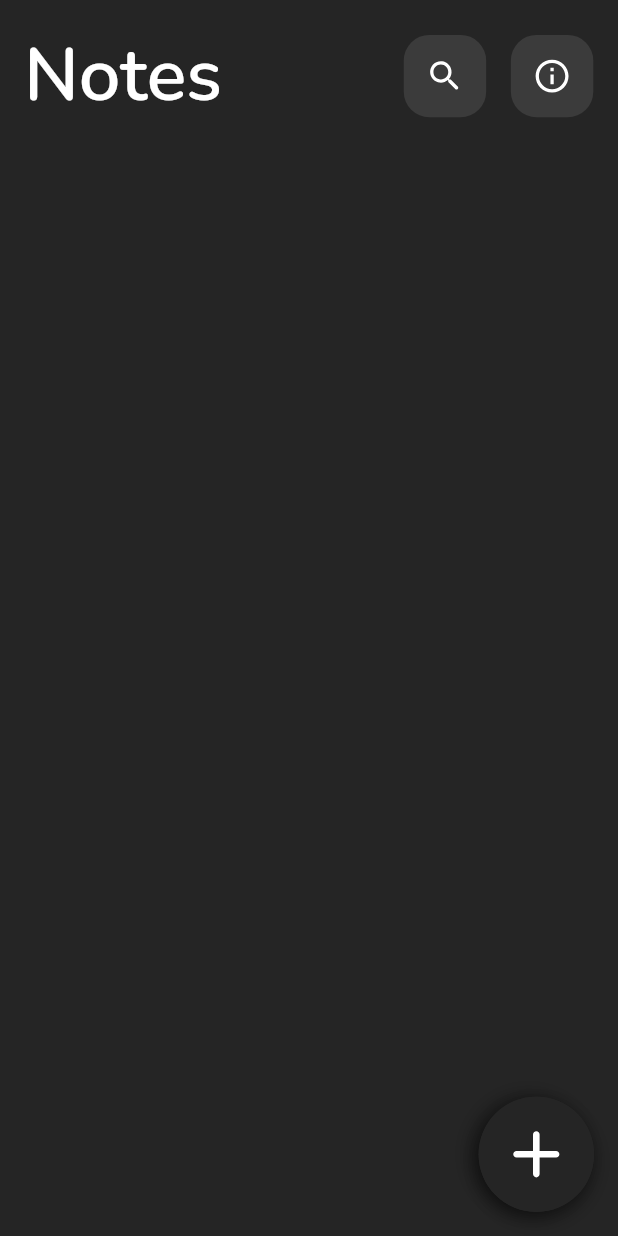
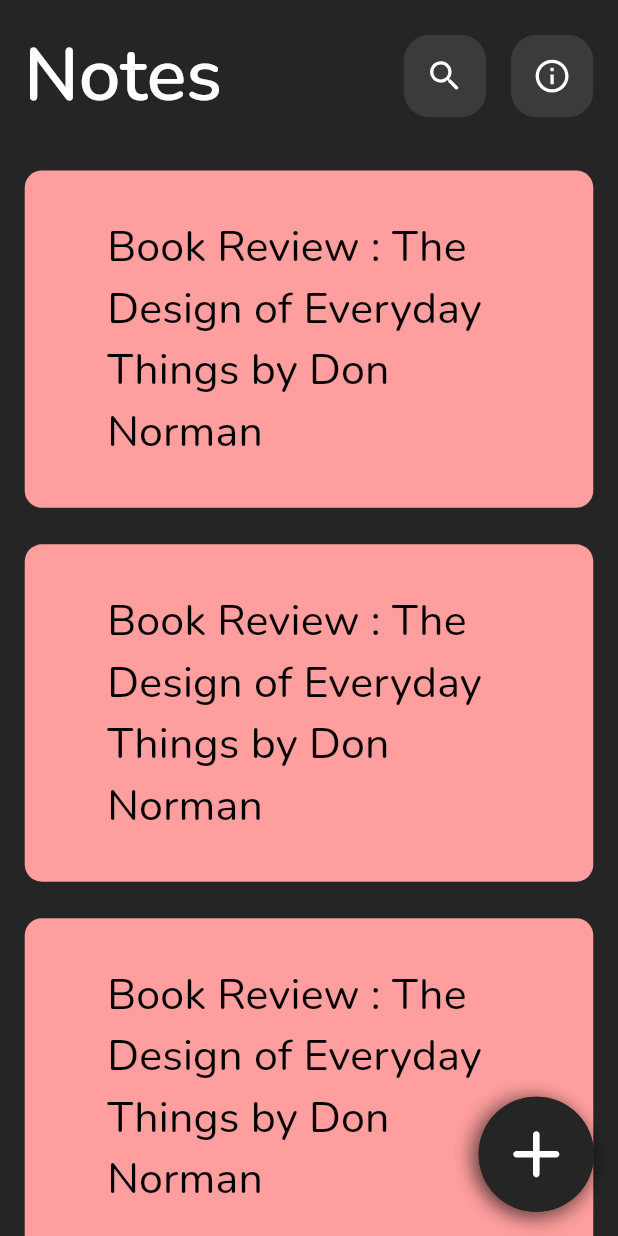
Before and after one commit to SharifboyMuminov/notes_app, a Flutter app: the screen it shows after launch, on a phone screen of 412 x 824 dp. Run offline on Flutter 3.47's test engine with Material 3 defaults, Android fonts, the phone set to English and light mode, and no system bars; our stand-ins replace flutter_screenutil, flutter_svg, lottie.

Commit message:
add home item button

```diff
--- a/lib/screens/home/home_screen.dart
+++ b/lib/screens/home/home_screen.dart
@@ -1,5 +1,6 @@
 import 'package:flutter/material.dart';
 import 'package:flutter_screenutil/flutter_screenutil.dart';
+import 'package:mynotes/screens/home/widget/home_item.dart';
 import 'package:mynotes/screens/home/widget/my_floating_action_button.dart';
 import 'package:mynotes/screens/widget/main_icon_button.dart';
 import 'package:mynotes/utils/app_images.dart';
@@ -39,6 +40,16 @@ class _HomeScreenState extends State<HomeScreen> {
           15.getW(),
         ],
       ),
+      body: ListView.builder(
+        padding: EdgeInsets.symmetric(horizontal: 15.we),
+        itemCount: 15,
+        itemBuilder: (BuildContext context, int index) {
+          return HomeItem(
+            onTab: () {},
+            title: "Book Review : The Design of Everyday Things by Don Norman",
+          );
+        },
+      ),
       floatingActionButton: MyFloatingActionButton(onTab: () {}),
     );
   }
--- /dev/null
+++ b/lib/screens/home/widget/home_item.dart
@@ -0,0 +1,40 @@
+import 'package:flutter/material.dart';
+import 'package:flutter_screenutil/flutter_screenutil.dart';
+import 'package:mynotes/utils/app_colors.dart';
+import 'package:mynotes/utils/app_size.dart';
+import 'package:mynotes/utils/app_text_style.dart';
+
+class HomeItem extends StatelessWidget {
+  const HomeItem({
+    super.key,
+    required this.onTab,
+    required this.title,
+  });
+
+  final VoidCallback onTab;
+  final String title;
+
+  @override
+  Widget build(BuildContext context) {
+    return Padding(
+      padding: EdgeInsets.symmetric(vertical: 12.he),
+      child: TextButton(
+        style: TextButton.styleFrom(
+          padding: EdgeInsets.symmetric(vertical: 30.he, horizontal: 50.we),
+          backgroundColor: const Color(0xFFFF9E9E),
+          shape: RoundedRectangleBorder(
+            borderRadius: BorderRadius.circular(10.r),
+          ),
+        ),
+        onPressed: onTab,
+        child: Text(
+          title,
+          style: AppTextStyle.nunitoRegular.copyWith(
+            fontSize: 25.sp,
+            color: AppColors.black,
+          ),
+        ),
+      ),
+    );
+  }
+}
```
